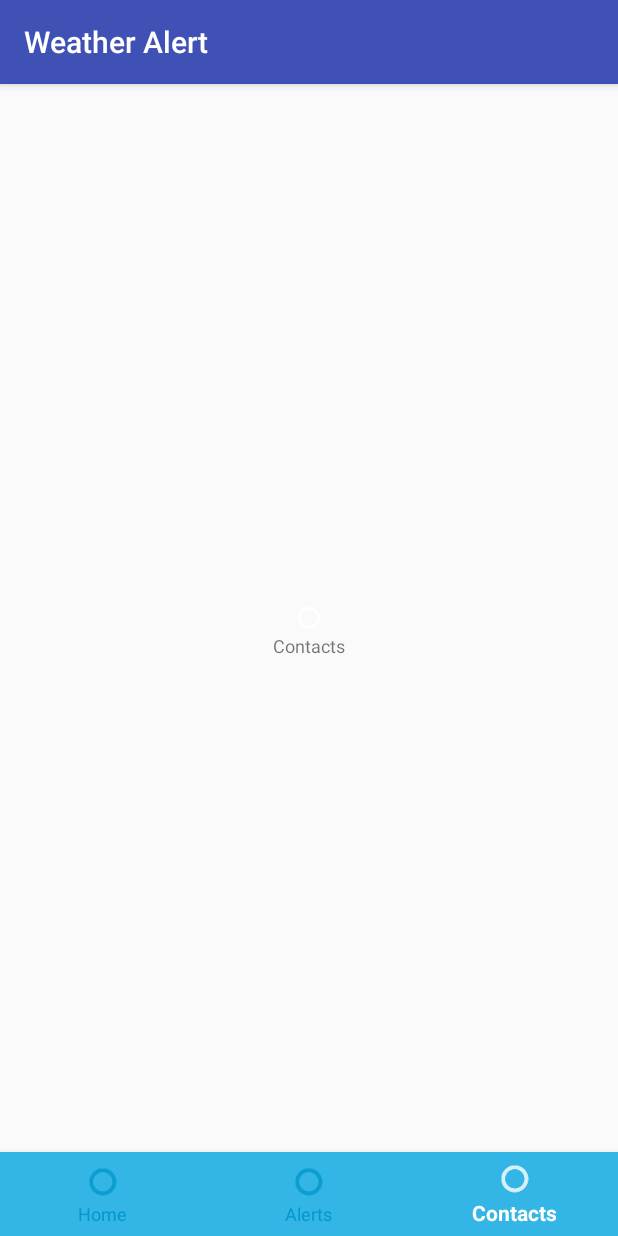
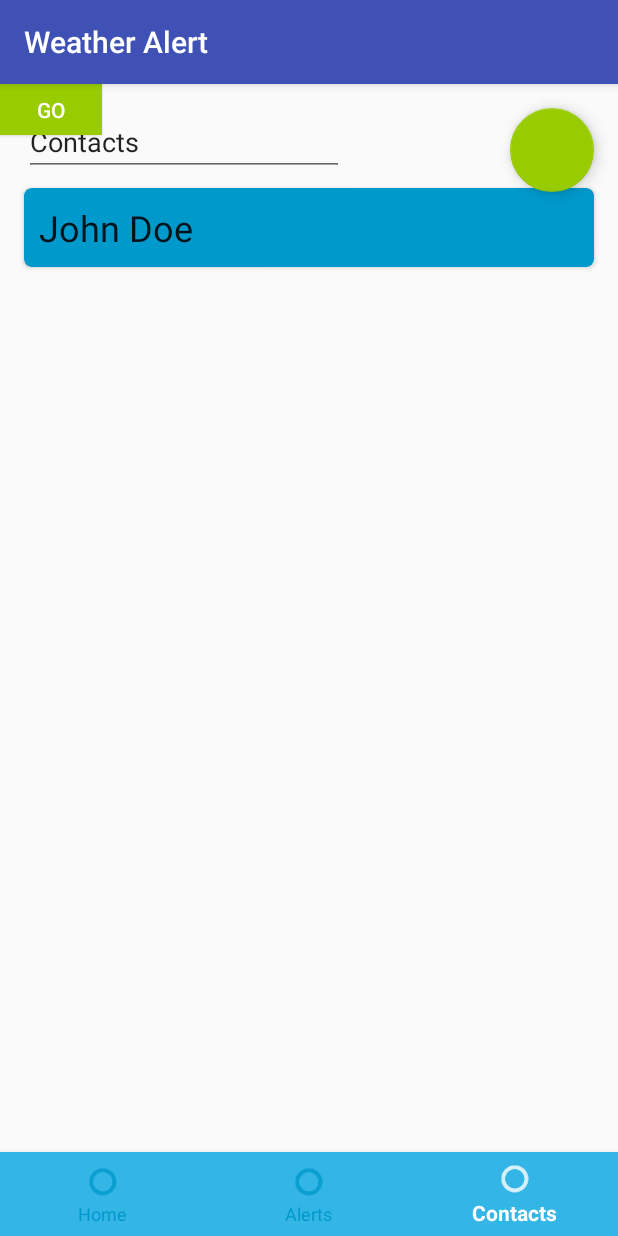
Before and after one commit to armk51/hackmit2018, an Android app: the screen it shows after launch (MainActivity), item 3 of the bottom bar chosen, on a phone screen of 412 x 824 dp. Run offline under Robolectric (Android 15) with nearby library versions, the phone set to English and light mode, and no system bars.

Commit message:
update: contact page

```diff
--- a/app/src/main/res/layout/contacts_fragment.xml
+++ b/app/src/main/res/layout/contacts_fragment.xml
@@ -1,22 +1,71 @@
-<RelativeLayout xmlns:android="http://schemas.android.com/apk/res/android"
+<?xml version="1.0" encoding="utf-8"?>
+<android.support.constraint.ConstraintLayout xmlns:android="http://schemas.android.com/apk/res/android"
+    xmlns:app="http://schemas.android.com/apk/res-auto"
     xmlns:tools="http://schemas.android.com/tools"
     android:layout_width="match_parent"
     android:layout_height="match_parent"
-    tools:context="com.example.test.ContactsFragment">
+    tools:context=".ContactsFragment">
 
-    <ImageView
-        android:id="@+id/contacts"
-        android:layout_width="20dp"
-        android:layout_height="20dp"
-        android:layout_centerInParent="true"
-        android:src="@drawable/ic_action_name"/>
-
-    <TextView
+    <android.support.design.widget.FloatingActionButton
+        android:id="@+id/floatingActionButton"
         android:layout_width="wrap_content"
         android:layout_height="wrap_content"
-        android:layout_below="@id/contacts"
-        android:layout_centerHorizontal="true"
-        android:text="Contacts"
-        android:textSize="12sp"/>
+        android:layout_marginEnd="16dp"
+        android:layout_marginRight="16dp"
+        android:layout_marginTop="16dp"
+        android:clickable="true"
+        app:backgroundTint="@android:color/holo_green_light"
+        app:layout_constraintEnd_toEndOf="parent"
+        app:layout_constraintTop_toTopOf="parent" />
 
-</RelativeLayout>
+    <EditText
+        android:id="@+id/contacts_header3"
+        android:layout_width="wrap_content"
+        android:layout_height="wrap_content"
+        android:layout_marginLeft="16dp"
+        android:layout_marginStart="16dp"
+        android:layout_marginTop="16dp"
+        android:ems="10"
+        android:inputType="none"
+        android:singleLine="true"
+        android:text="@string/contacts"
+        app:layout_constraintStart_toStartOf="parent"
+        app:layout_constraintTop_toTopOf="parent" />
+
+        <android.support.v7.widget.CardView
+            android:id="@+id/alert_card"
+            android:layout_width="0dp"
+            android:layout_height="wrap_content"
+            android:layout_marginEnd="16dp"
+            android:layout_marginLeft="16dp"
+            android:layout_marginRight="16dp"
+            android:layout_marginStart="16dp"
+            android:layout_marginTop="8dp"
+            app:cardBackgroundColor="@android:color/holo_blue_dark"
+            app:cardCornerRadius="5dp"
+            app:cardElevation="2dp"
+            app:contentPadding="10dp"
+            app:layout_constraintEnd_toEndOf="parent"
+            app:layout_constraintHorizontal_bias="1.0"
+            app:layout_constraintStart_toStartOf="parent"
+            app:layout_constraintTop_toBottomOf="@+id/contacts_header3">
+
+            <TextView
+                android:id="@+id/alert_card_message"
+                android:layout_width="wrap_content"
+                android:layout_height="wrap_content"
+                android:text="John Doe"
+                android:textAppearance="@style/TextAppearance.MaterialComponents.Headline5" />
+
+        </android.support.v7.widget.CardView>
+
+    <Button
+        android:id="@+id/button2"
+        android:layout_width="68dp"
+        android:layout_height="34dp"
+        android:background="@android:color/holo_green_light"
+        android:text="Go"
+        android:textColor="@android:color/background_light"
+        tools:layout_editor_absoluteX="289dp"
+        tools:layout_editor_absoluteY="79dp" />
+</android.support.constraint.ConstraintLayout>
--- a/app/src/main/res/values/strings.xml
+++ b/app/src/main/res/values/strings.xml
@@ -1,7 +1,7 @@
 <resources>
-    <string name="home">home</string>
-    <string name="alerts">alerts</string>
-    <string name="contacts">contacts</string>
+    <string name="home">Home</string>
+    <string name="alerts">Alerts</string>
+    <string name="contacts">Contacts</string>
     <string name="weather_alerts">Weather Alerts</string>
     <string name="safe_location">Nearest Safe Location</string>
     <string name="shelters">Shelters</string>
```
